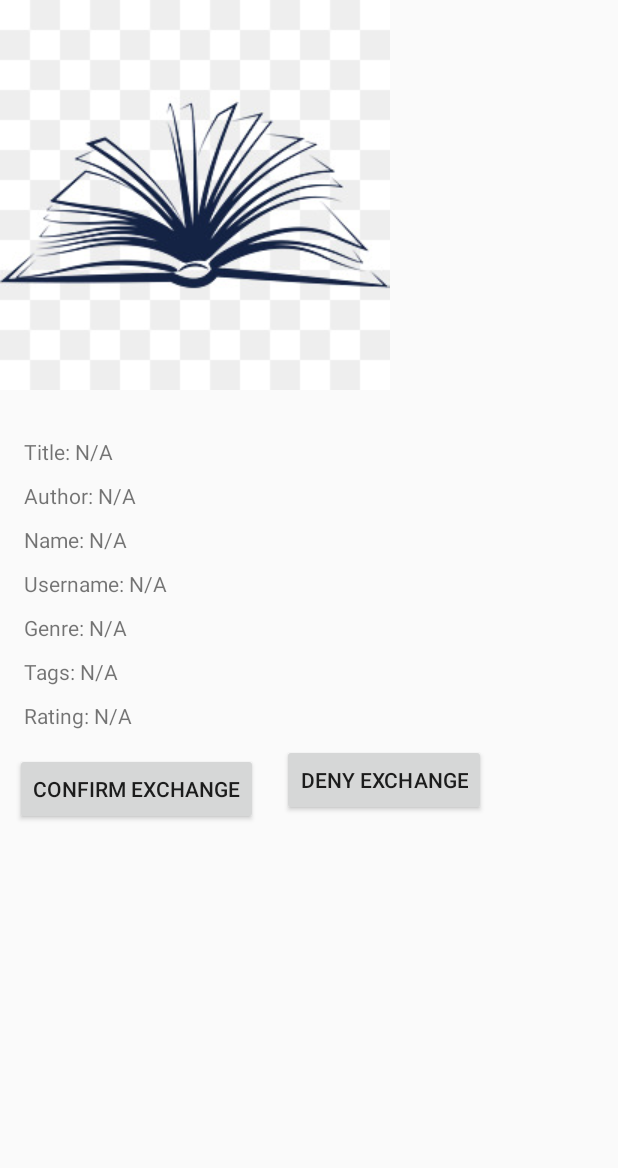
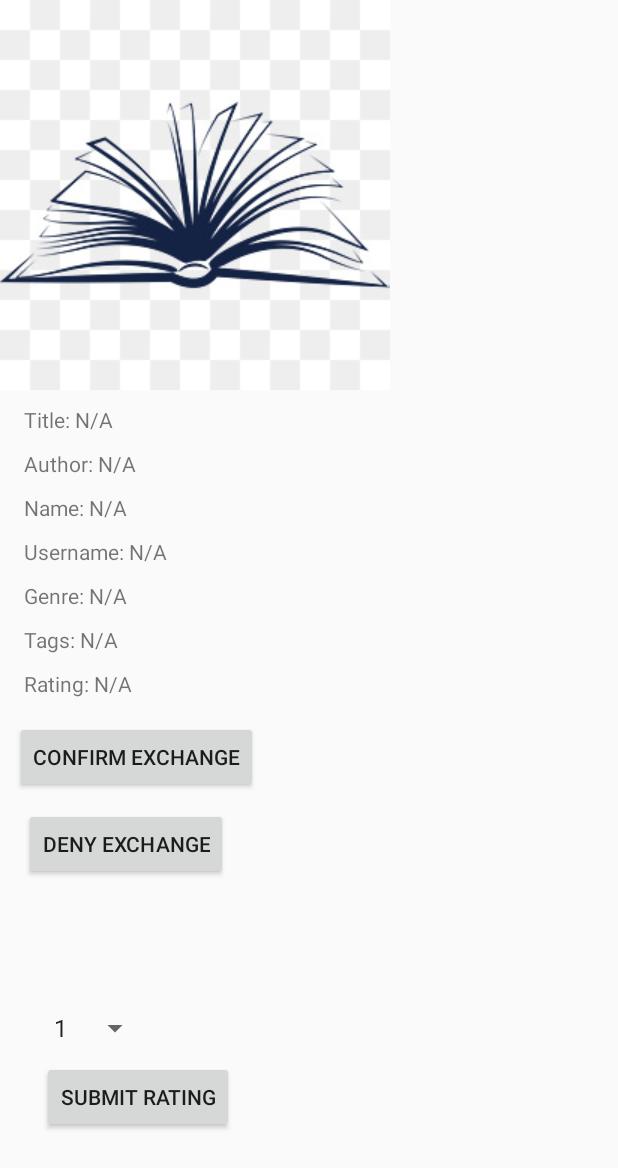
Before and after one commit to lucashu1/kindlr, an Android app: the layout activity_view_exchange.xml on its own in the app's theme, with its tools: preview values and no code run, on a phone screen of 412 x 824 dp. Shown: the top 1168 px of the screen. Run offline under Robolectric (Android 15) with nearby library versions, the phone set to English and light mode, and no system bars.

Commit message:
Added rating functionality

```diff
--- a/app/src/main/java/com/example/team19/kindlr/UserManager.java
+++ b/app/src/main/java/com/example/team19/kindlr/UserManager.java
@@ -146,7 +146,7 @@ public class UserManager extends FirestoreAccessor<User> {
     // Rate a user, update his/her rating. Return true if successful
         // Rating must be an integer between 0-5 (inclusive)
     public boolean rateUser(String username, int rating) {
-        if (doesUserExist(username)) {
+        if (!doesUserExist(username)) {
             Log.d(TAG, "Tried to call rateUser on a user that doesn't exist in map: " + username);
             return false;
         }
--- a/app/src/main/java/com/example/team19/kindlr/ViewExchangeActivity.java
+++ b/app/src/main/java/com/example/team19/kindlr/ViewExchangeActivity.java
@@ -3,6 +3,8 @@ package com.example.team19.kindlr;
 import android.os.Bundle;
 import android.app.Activity;
 import android.content.Intent;
+import android.util.Log;
+import android.widget.Spinner;
 import android.widget.TextView;
 import android.widget.ImageView;
 import android.widget.Button;
@@ -40,6 +42,11 @@ public class ViewExchangeActivity extends Activity {
         final Button confirm = (Button) findViewById(R.id.confirm);
         final Button deny = (Button) findViewById(R.id.deny);
         final TextView message = (TextView) findViewById(R.id.message);
+        final TextView rate = (TextView) findViewById(R.id.rate);
+        final Spinner ratespinner = (Spinner) findViewById(R.id.ratespinner);
+        ratespinner.setVisibility(View.INVISIBLE);
+        final Button submit_rating = (Button) findViewById(R.id.submit_rating);
+        submit_rating.setVisibility(View.INVISIBLE);
 
         Picasso.get().load(image).resize(500,500).centerCrop().into(imageIV);
         nameTV.setText("Name: " + name);
@@ -70,6 +77,9 @@ public class ViewExchangeActivity extends Activity {
                     String email = um.getUserByUsername(username).getEmail();
                     message.setText("You have both accepted this transaction! Get in contact " +
                             "with " + name + ": " + phone + " or " + email);
+                    rate.setText("Leave a rating for " + name + ":");
+                    ratespinner.setVisibility(View.VISIBLE);
+                    submit_rating.setVisibility(View.VISIBLE);
                 } else { //just current user accepted, waiting on other user's response
                     et.acceptTransaction();
                     confirm.setVisibility(View.INVISIBLE);
@@ -87,5 +97,14 @@ public class ViewExchangeActivity extends Activity {
                 et.rejectTransaction();
             }
         });
+
+        submit_rating.setOnClickListener(new View.OnClickListener() {
+            public void onClick(View v) {
+                um.rateUser(username, Integer.parseInt(ratespinner.getSelectedItem().toString()));
+                rate.setText("Thank you for leaving a rating!");
+                ratespinner.setVisibility(View.INVISIBLE);
+                submit_rating.setVisibility(View.INVISIBLE);
+            }
+        });
     }
 }
--- a/app/src/main/res/layout/activity_view_exchange.xml
+++ b/app/src/main/res/layout/activity_view_exchange.xml
@@ -5,6 +5,14 @@
     android:layout_width="match_parent"
     android:layout_height="match_parent"
     tools:context=".ViewExchangeActivity">
+
+    <ScrollView
+        android:layout_width="match_parent"
+        android:layout_height="match_parent">
+        <LinearLayout
+            android:layout_width="match_parent"
+            android:layout_height="wrap_content"
+            android:orientation="vertical" >
 
     <ImageView
         android:id="@+id/book_image"
@@ -17,7 +25,7 @@
         android:layout_width="wrap_content"
         android:layout_height="wrap_content"
         android:layout_marginStart="16dp"
-        android:layout_marginTop="291dp"
+        android:layout_marginTop="10dp"
         android:text="Title: N/A"
         app:layout_constraintStart_toStartOf="parent"
         app:layout_constraintTop_toTopOf="parent" />
@@ -97,7 +105,7 @@
                 android:layout_width="wrap_content"
                 android:layout_height="wrap_content"
                 android:layout_marginStart="16dp"
-        android:layout_marginTop="236dp"
+                android:layout_marginTop="10dp"
                 android:text="Deny Exchange"
                 app:layout_constraintStart_toEndOf="@+id/confirm"
                 app:layout_constraintTop_toBottomOf="@+id/book_image" />
@@ -111,5 +119,36 @@
         app:layout_constraintStart_toStartOf="parent"
         app:layout_constraintTop_toBottomOf="@+id/confirm" />
 
+    <TextView
+        android:id="@+id/rate"
+        android:layout_width="wrap_content"
+        android:layout_height="wrap_content"
+        android:layout_marginStart="16dp"
+        android:layout_marginTop="24dp"
+        app:layout_constraintStart_toStartOf="parent"
+        app:layout_constraintTop_toBottomOf="@+id/message" />
+
+    <Spinner
+        android:id="@+id/ratespinner"
+        android:layout_width="wrap_content"
+        android:layout_height="wrap_content"
+        android:layout_marginStart="28dp"
+        android:entries="@array/ratings"
+        app:layout_constraintStart_toStartOf="parent"
+        app:layout_constraintTop_toBottomOf="@+id/rate" />
+
+    <Button
+        android:id="@+id/submit_rating"
+        android:layout_width="wrap_content"
+        android:layout_height="wrap_content"
+        android:layout_marginStart="28dp"
+        android:layout_marginTop="10dp"
+        android:text="Submit Rating"
+        app:layout_constraintStart_toEndOf="@+id/ratespinner"
+        app:layout_constraintTop_toBottomOf="@+id/book_image" />
+
+        </LinearLayout>
+    </ScrollView>
+
 
 </android.support.constraint.ConstraintLayout>
--- a/app/src/main/res/values/strings.xml
+++ b/app/src/main/res/values/strings.xml
@@ -30,6 +30,13 @@
         <item>MO</item>
         <item>WA</item>
     </string-array>
+    <string-array name="ratings">
+        <item>1</item>
+        <item>2</item>
+        <item>3</item>
+        <item>4</item>
+        <item>5</item>
+    </string-array>
 
     <item type="id" name="view_notification_1"/>
     <item type="id" name="view_notification_2"/>
```
Lines whose indentation alone changed are shown as unchanged.
